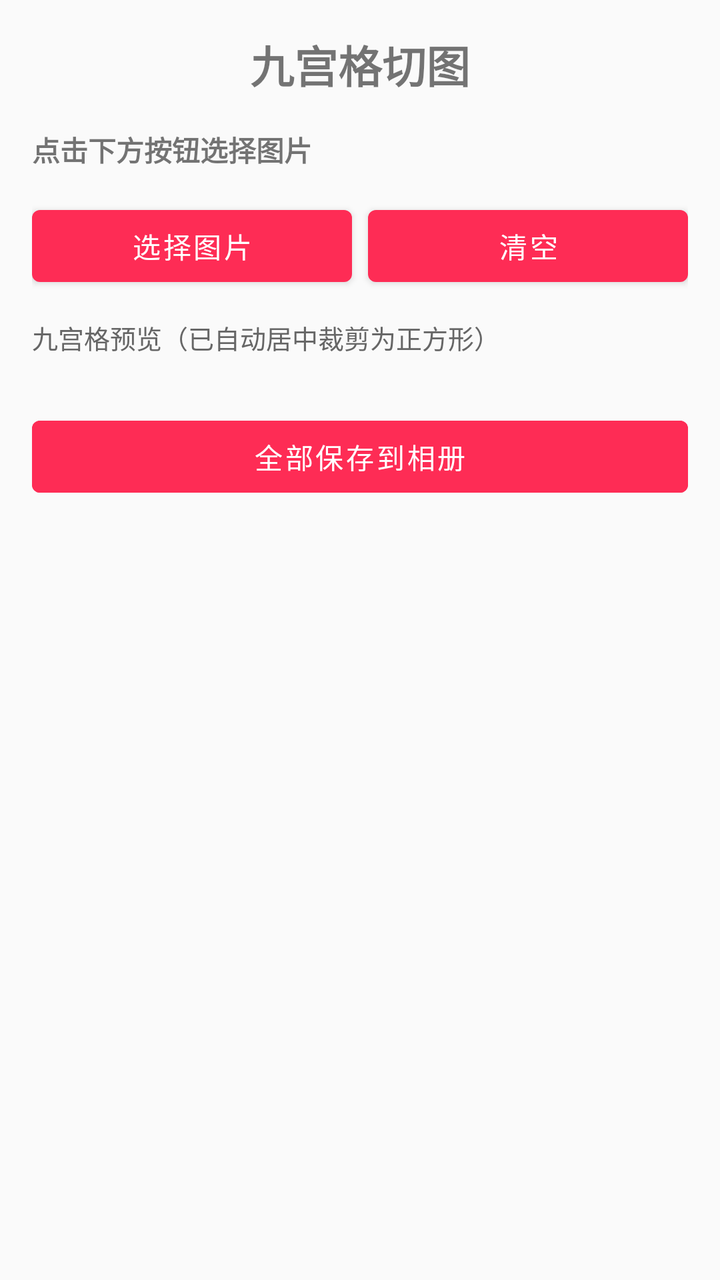
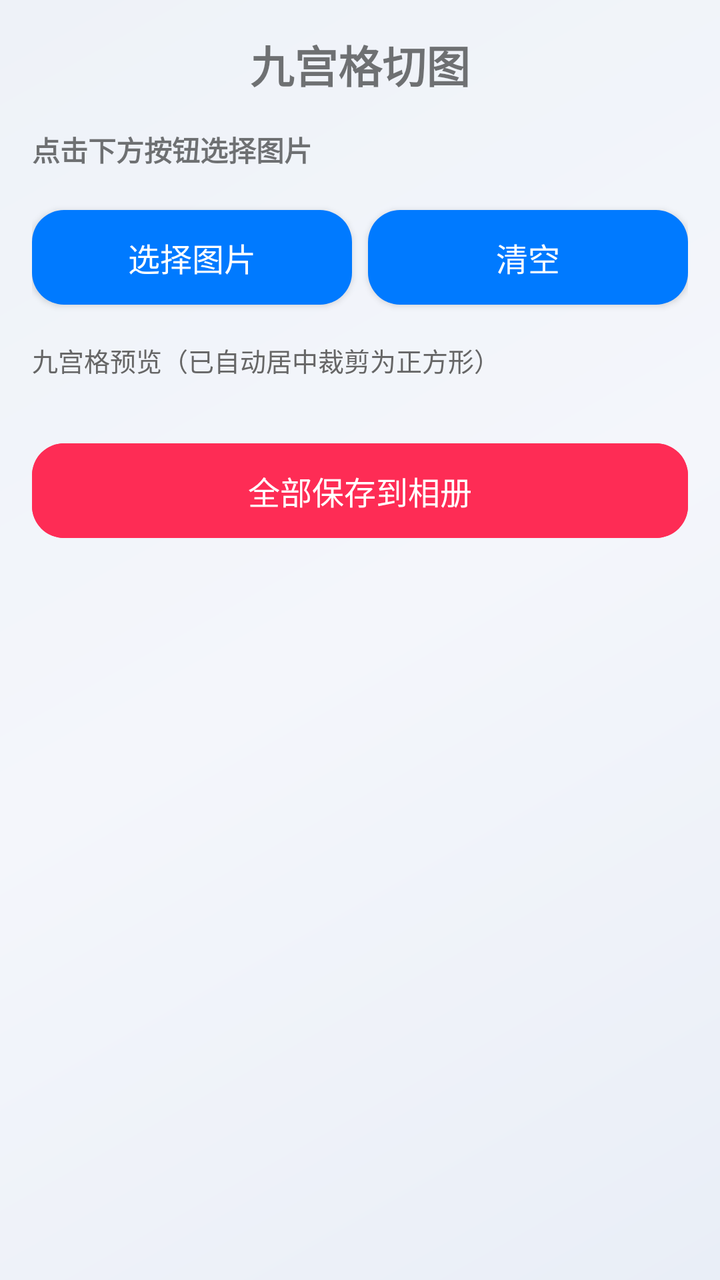

Screens rendered from an Android XML layout before and after an edit, with the pre-edit source and the edit as a unified diff.
<!-- AndroidManifest.xml: application theme Theme.VideoDownloader -->
<!-- res/layout/activity_nine_grid.xml -->
<?xml version="1.0" encoding="utf-8"?>
<ScrollView xmlns:android="http://schemas.android.com/apk/res/android"
    android:layout_width="match_parent"
    android:layout_height="match_parent"
    android:fillViewport="true">

    <LinearLayout
        android:layout_width="match_parent"
        android:layout_height="wrap_content"
        android:orientation="vertical"
        android:padding="16dp">

        <TextView
            android:layout_width="match_parent"
            android:layout_height="wrap_content"
            android:text="@string/tool_ninegrid_title"
            android:textSize="22sp"
            android:textStyle="bold"
            android:gravity="center"
            android:paddingBottom="16dp" />

        <TextView
            android:id="@+id/tvImageInfo"
            android:layout_width="match_parent"
            android:layout_height="wrap_content"
            android:text="@string/ng_input_label"
            android:textStyle="bold"
            android:paddingBottom="6dp" />

        <LinearLayout
            android:layout_width="match_parent"
            android:layout_height="wrap_content"
            android:orientation="horizontal"
            android:layout_marginTop="8dp">

            <Button
                android:id="@+id/btnPick"
                android:layout_width="0dp"
                android:layout_weight="1"
                android:layout_height="wrap_content"
                android:text="@string/ng_btn_pick" />

            <Button
                android:id="@+id/btnClear"
                android:layout_width="0dp"
                android:layout_weight="1"
                android:layout_height="wrap_content"
                android:text="@string/ng_btn_clear"
                android:layout_marginStart="8dp" />
        </LinearLayout>

        <TextView
            android:layout_width="match_parent"
            android:layout_height="wrap_content"
            android:text="@string/ng_preview_hint"
            android:textColor="#666666"
            android:textSize="13sp"
            android:layout_marginTop="12dp"
            android:paddingBottom="6dp" />

        
        <GridLayout
            android:id="@+id/gridPreview"
            android:layout_width="match_parent"
            android:layout_height="wrap_content"
            android:columnCount="3"
            android:rowCount="3"
            android:useDefaultMargins="true"
            android:layout_marginTop="4dp" />

        <Button
            android:id="@+id/btnSaveAll"
            android:layout_width="match_parent"
            android:layout_height="wrap_content"
            android:text="@string/ng_btn_save_all"
            android:layout_marginTop="16dp"
            android:enabled="false"
            android:backgroundTint="@color/douyin_red"
            android:textColor="@android:color/white" />

    </LinearLayout>
</ScrollView>
<!-- resources referenced by this layout -->
<resources>
  <color name="douyin_red">#FE2C55</color>
  <string name="ng_btn_clear">清空</string>
  <string name="ng_btn_pick">选择图片</string>
  <string name="ng_btn_save_all">全部保存到相册</string>
  <string name="ng_input_label">点击下方按钮选择图片</string>
  <string name="ng_preview_hint">九宫格预览（已自动居中裁剪为正方形）</string>
  <string name="tool_ninegrid_title">九宫格切图</string>
  <style name="Theme.VideoDownloader" parent="Theme.MaterialComponents.Light.NoActionBar">
          <item name="colorPrimary">#FE2C55</item>
          <item name="colorPrimaryVariant">#C81E40</item>
          <item name="colorOnPrimary">#FFFFFF</item>
          <item name="colorSecondary">#25F4EE</item>
          <item name="android:statusBarColor">#FE2C55</item>
          <item name="android:windowBackground">@color/bg_light</item>
      </style>
  <color name="bg_light">#FFFAFAFA</color>
</resources>

<!-- the commit's change to res/layout/activity_nine_grid.xml (unified diff, before → after) -->
@@ -1,5 +1,6 @@
 <?xml version="1.0" encoding="utf-8"?>
-<ScrollView xmlns:android="http://schemas.android.com/apk/res/android"
+<ScrollView
+    android:fitsSystemWindows="true" xmlns:android="http://schemas.android.com/apk/res/android"
     android:layout_width="match_parent"
     android:layout_height="match_parent"
     android:fillViewport="true">
<!-- resource entries referenced after the edit -->
@@ -8,13 +8,73 @@
   <string name="ng_preview_hint">九宫格预览（已自动居中裁剪为正方形）</string>
   <string name="tool_ninegrid_title">九宫格切图</string>
   <style name="Theme.VideoDownloader" parent="Theme.MaterialComponents.Light.NoActionBar">
-          <item name="colorPrimary">#FE2C55</item>
-          <item name="colorPrimaryVariant">#C81E40</item>
-          <item name="colorOnPrimary">#FFFFFF</item>
-          <item name="colorSecondary">#25F4EE</item>
-          <item name="android:statusBarColor">#FE2C55</item>
-          <item name="android:windowBackground">@color/bg_light</item>
+          <item name="colorPrimary">@color/ios_blue</item>
+          <item name="colorPrimaryVariant">@color/ios_indigo</item>
+          <item name="colorOnPrimary">@color/white</item>
+          <item name="colorSecondary">@color/ios_cyan</item>
+          <item name="colorOnSecondary">@color/white</item>
+          <item name="colorError">@color/ios_red</item>
+          <item name="android:statusBarColor">@android:color/transparent</item>
+          <item name="android:navigationBarColor">@android:color/transparent</item>
+          <item name="android:windowLightStatusBar">true</item>
+          <item name="android:windowBackground">@drawable/ios_bg_gradient</item>
+          <item name="android:textColorPrimary">@color/text_primary</item>
+          <item name="android:textColorSecondary">@color/text_secondary</item>
+          <item name="materialButtonStyle">@style/Widget.iOS.Button</item>
+          <item name="editTextStyle">@style/Widget.iOS.EditText</item>
+          <item name="android:windowDrawsSystemBarBackgrounds">true</item>
       </style>
-  <color name="bg_light">#FFFAFAFA</color>
+  <color name="ios_blue">#007AFF</color>
+  <color name="ios_indigo">#5856D6</color>
+  <color name="white">#FFFFFFFF</color>
+  <color name="ios_cyan">#32ADE6</color>
+  <color name="ios_red">#FF3B30</color>
+  <!-- drawable ios_bg_gradient (drawable) -->
+  <?xml version="1.0" encoding="utf-8"?>
+  <shape xmlns:android="http://schemas.android.com/apk/res/android"
+      android:shape="rectangle">
+      <gradient
+          android:angle="135"
+          android:startColor="@color/bg_gradient_top"
+          android:centerColor="@color/bg_gradient_center"
+          android:endColor="@color/bg_gradient_bottom"
+          android:type="linear" />
+  </shape>
+  <color name="text_primary">#FF1C1C1E</color>
+  <color name="text_secondary">#FF6C6C78</color>
+  <style name="Widget.iOS.Button" parent="Widget.MaterialComponents.Button">
+          <item name="cornerRadius">16dp</item>
+          <item name="android:textAllCaps">false</item>
+          <item name="android:textSize">16sp</item>
+          <item name="android:letterSpacing">0</item>
+          <item name="android:fontFamily">sans-serif-medium</item>
+          <item name="android:paddingTop">12dp</item>
+          <item name="android:paddingBottom">12dp</item>
+          <item name="elevation">0dp</item>
+          <item name="rippleColor">#33FFFFFF</item>
+      </style>
+  <style name="Widget.iOS.EditText" parent="Widget.AppCompat.EditText">
+          <item name="android:background">@drawable/ios_glass_field</item>
+          <item name="android:textColor">@color/text_primary</item>
+          <item name="android:textColorHint">@color/text_tertiary</item>
+          <item name="android:textSize">15sp</item>
+          <item name="android:padding">14dp</item>
+      </style>
+  <color name="bg_gradient_top">#FFE9EEF7</color>
+  <color name="bg_gradient_center">#FFF4F6FB</color>
+  <color name="bg_gradient_bottom">#FFEEF2F8</color>
+  <!-- drawable ios_glass_field (drawable) -->
+  <?xml version="1.0" encoding="utf-8"?>
+  <shape xmlns:android="http://schemas.android.com/apk/res/android"
+      android:shape="rectangle">
+      <solid android:color="@color/glass_fill_strong" />
+      <corners android:radius="16dp" />
+      <stroke
+          android:width="1dp"
+          android:color="@color/glass_stroke" />
+  </shape>
+  <color name="text_tertiary">#FF9A9AA4</color>
+  <color name="glass_fill_strong">#F2FFFFFF</color>
+  <color name="glass_stroke">#33FFFFFF</color>
 </resources>
 
